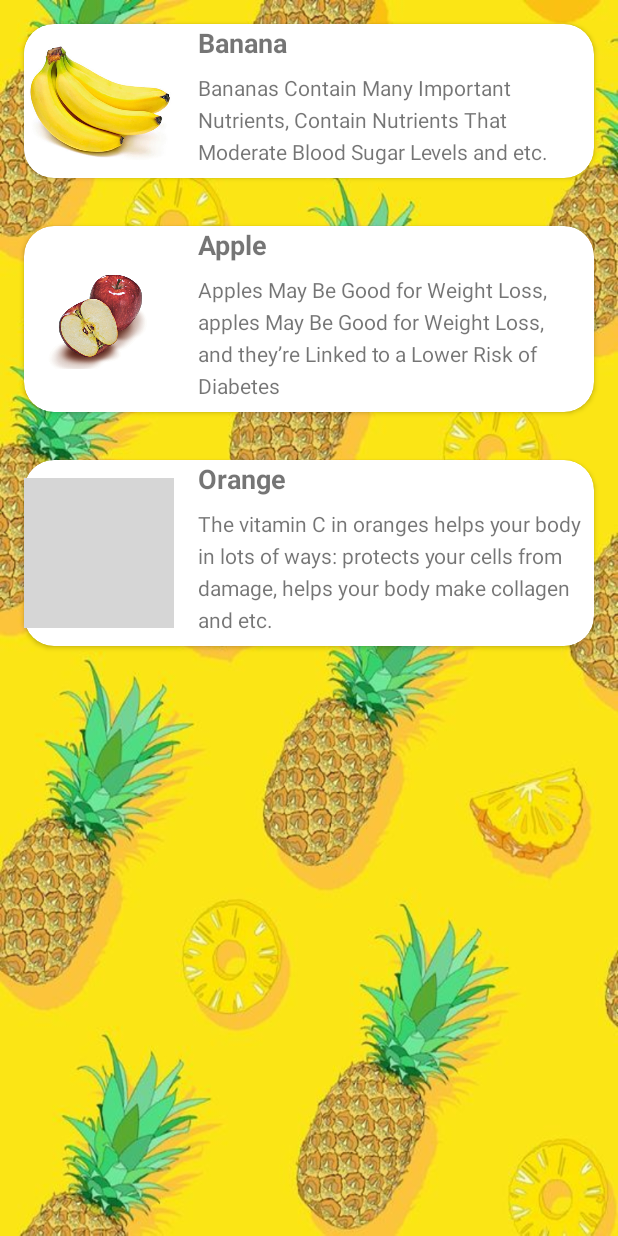
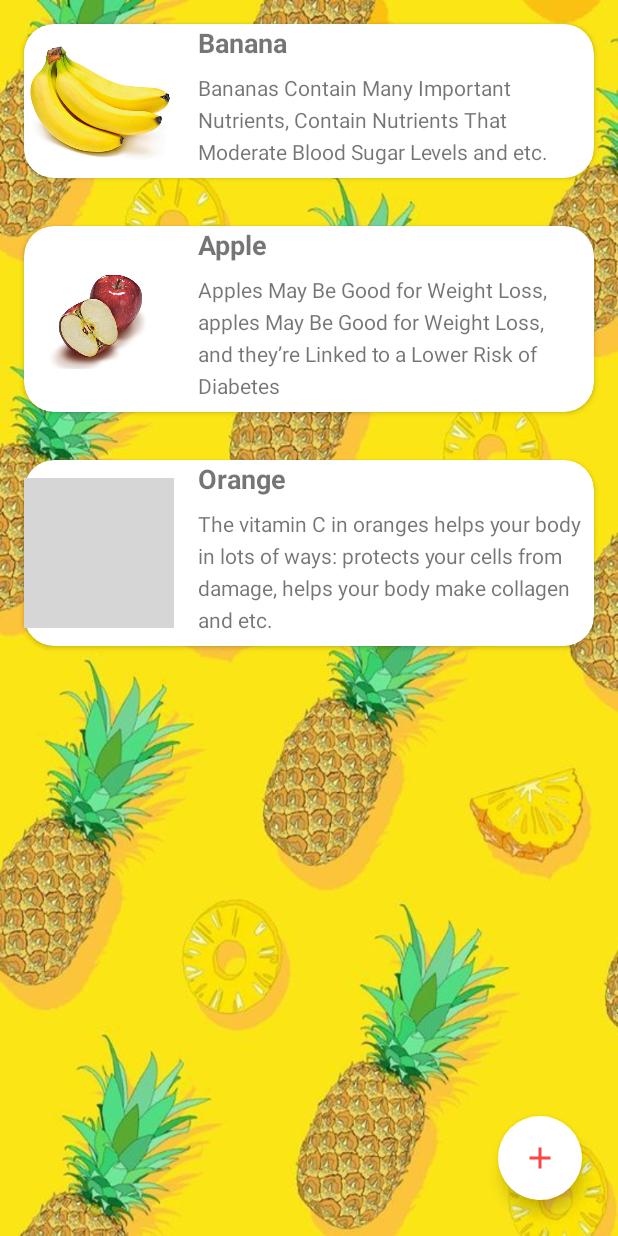
Before and after one commit to Drumering/DevApp20211, an Android app: the screen it shows after launch (MainActivity), on a phone screen of 412 x 824 dp. Run offline under Robolectric (Android 15) with nearby library versions, the light colour scheme and no system bars; grey boxes are pictures that could not be loaded.

Commit message:
[TASK]Added floating action button

```diff
--- /dev/null
+++ b/app/src/main/res/drawable/ic_baseline_add_24.xml
@@ -0,0 +1,10 @@
+<vector xmlns:android="http://schemas.android.com/apk/res/android"
+    android:width="24dp"
+    android:height="24dp"
+    android:viewportWidth="24"
+    android:viewportHeight="24"
+    android:tint="?attr/colorControlNormal">
+  <path
+      android:fillColor="@android:color/white"
+      android:pathData="M19,13h-6v6h-2v-6H5v-2h6V5h2v6h6v2z"/>
+</vector>
--- a/app/src/main/res/layout/activity_main.xml
+++ b/app/src/main/res/layout/activity_main.xml
@@ -16,4 +16,18 @@
         app:layout_constraintStart_toStartOf="parent"
         app:layout_constraintTop_toTopOf="parent" />
 
+    <com.google.android.material.floatingactionbutton.FloatingActionButton
+        android:id="@+id/floatingActionButton"
+        android:layout_width="wrap_content"
+        android:layout_height="wrap_content"
+        android:layout_marginEnd="24dp"
+        android:layout_marginBottom="24dp"
+        android:clickable="true"
+        app:layout_constraintBottom_toBottomOf="parent"
+        app:layout_constraintEnd_toEndOf="parent"
+        android:backgroundTint="@color/white"
+        android:src="@drawable/ic_baseline_add_24"
+        app:tint="@android:color/holo_red_light"
+        app:borderWidth="0dp"/>
+
 </androidx.constraintlayout.widget.ConstraintLayout>
```
